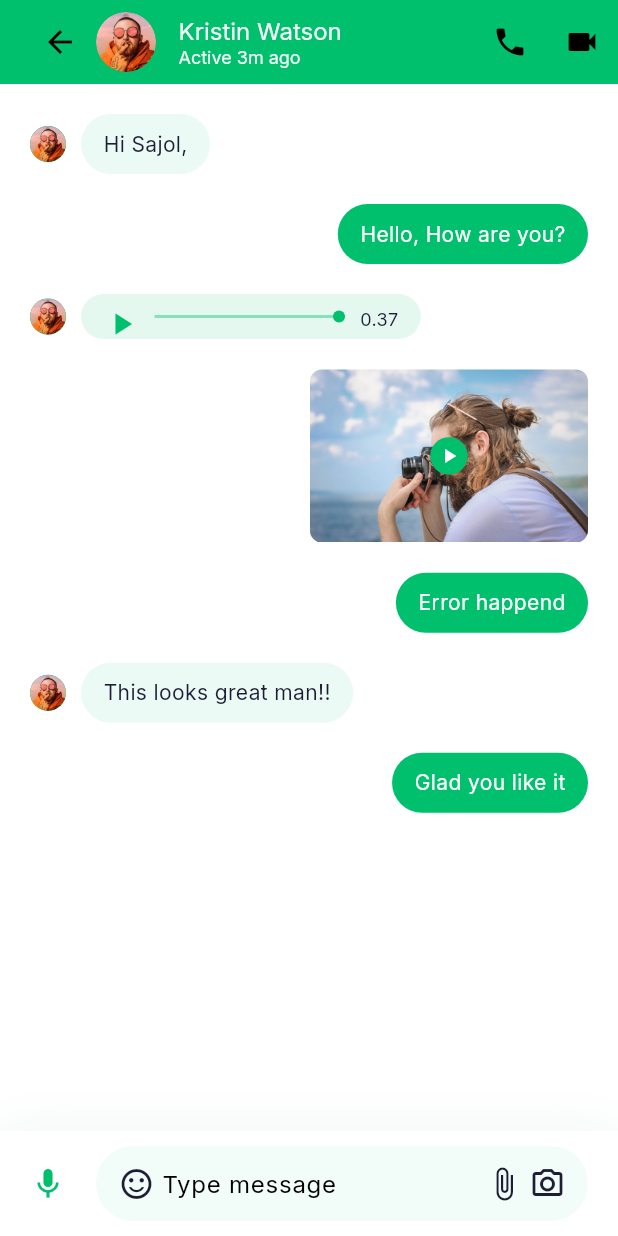
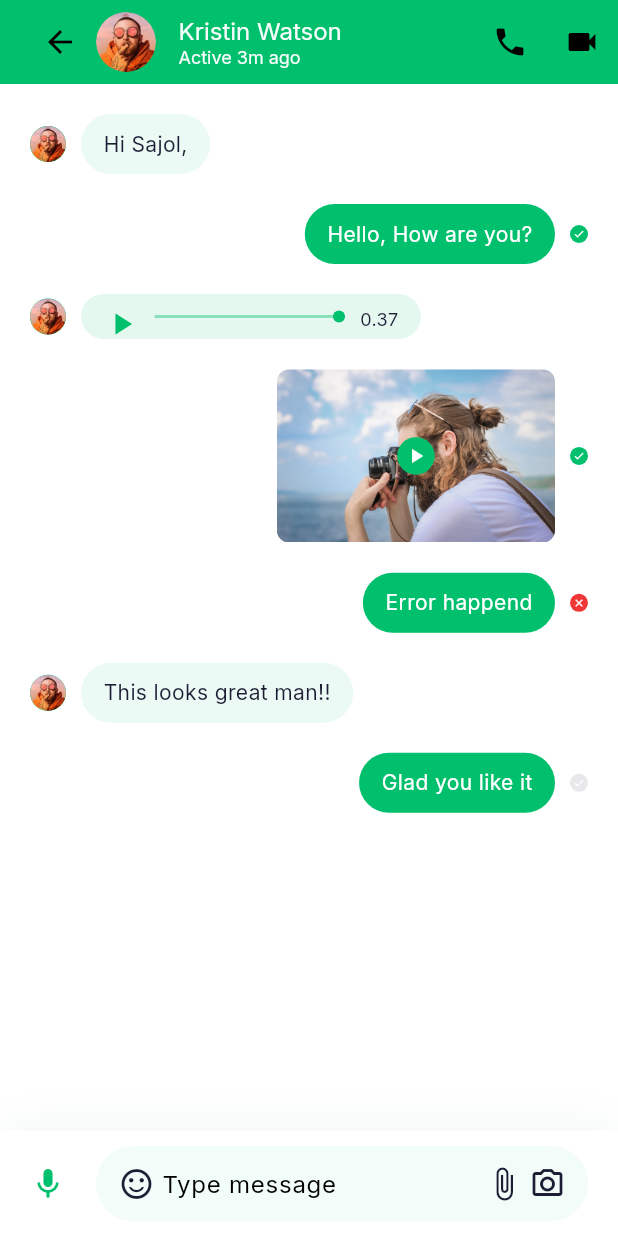
Before and after one commit to osamajaved07/CHAT-APP, a Flutter app: the MessagesScreen screen opened by its route, on a phone screen of 412 x 824 dp. Run offline on Flutter 3.47's test engine with Material 3 defaults, Android fonts, the phone set to English and light mode, and no system bars; our stand-ins replace cloud_firestore, firebase_auth, firebase_core, google_fonts, google_sign_in; accounts and stored records are empty.

Commit message:
UI completed

```diff
--- a/lib/components/messages.dart
+++ b/lib/components/messages.dart
@@ -1,4 +1,4 @@
-// ignore_for_file: prefer_const_constructors, dead_code, unreachable_switch_case, sized_box_for_whitespace
+// ignore_for_file: prefer_const_constructors, dead_code, unreachable_switch_case, sized_box_for_whitespace, deprecated_member_use, unused_element
 
 import "package:chat_application/components/audio_message.dart";
 import "package:chat_application/components/text_messages.dart";
@@ -52,8 +52,48 @@ class Messages extends StatelessWidget {
             SizedBox(width: kDefaultPadding / 2,)
           ],
           messageContaint(message),
+          if (message.isSender ) MessageStatusDot(status: message.messageStatus)
         ],
       ),
     );
   }
 }
+
+class MessageStatusDot extends StatelessWidget {
+  final MessageStatus status;
+
+  const MessageStatusDot({super.key, required this.status});
+
+  @override
+  Widget build(BuildContext context) {
+
+    Color dotColor (MessageStatus status) {
+      switch (status) {
+        case MessageStatus.not_sent:
+          return kErrorColor;
+          break;
+          case MessageStatus.not_view:
+          return Theme.of(context).textTheme.bodyText1!.color!.withOpacity(0.1);
+          break;
+          case MessageStatus.viewed:
+          return kPrimaryColor;
+          break;
+        default:
+        return Colors.transparent;
+      }
+    }
+    return Container(
+      margin: EdgeInsets.only(left: kDefaultPadding / 2),
+      height: 12,
+      width: 12,
+      decoration: BoxDecoration(
+        color: dotColor(status),
+        shape: BoxShape.circle
+      ),
+      child: Icon(
+        status == MessageStatus.not_sent ? Icons.close : Icons.done,
+      size: 8,
+      color: Theme.of(context).scaffoldBackgroundColor,),
+    );
+  }
+}
```
